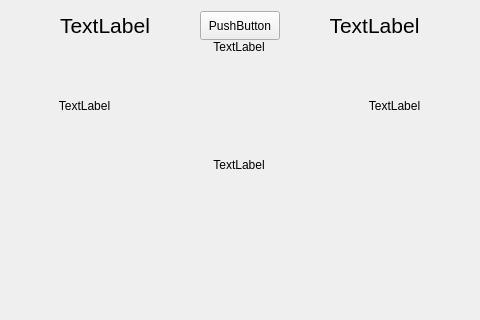
CountrySideEngineer/BicycleFrontPanel, file dev/src/BicycleFrontPanel/bicyclefrontmonitormainwindow.ui: the form before one commit.
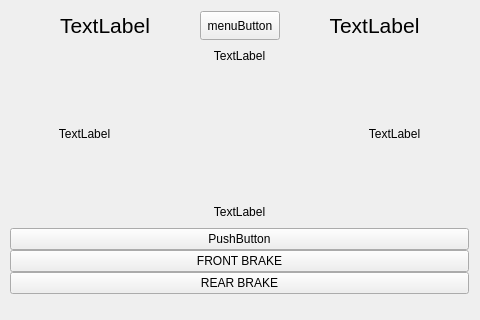
The form after the commit. Icons and pictures are not drawn.

Commit message: Add action for changing switch of light state, front/rear brake.

What changed in the file:
```diff
--- a/dev/src/BicycleFrontPanel/bicyclefrontmonitormainwindow.ui
+++ b/dev/src/BicycleFrontPanel/bicyclefrontmonitormainwindow.ui
@@ -109,7 +109,7 @@
             </size>
            </property>
            <property name="text">
-            <string>PushButton</string>
+            <string>menuButton</string>
            </property>
           </widget>
          </item>
@@ -144,14 +144,20 @@
          </item>
          <item>
           <layout class="QVBoxLayout" name="verticalLayout_2">
-           <item alignment="Qt::AlignHCenter">
-            <widget class="QLabel" name="label_4">
+           <item>
+            <widget class="QLabel" name="frontBrakeState">
              <property name="sizePolicy">
-              <sizepolicy hsizetype="Maximum" vsizetype="Maximum">
+              <sizepolicy hsizetype="Preferred" vsizetype="Preferred">
                <horstretch>0</horstretch>
                <verstretch>0</verstretch>
               </sizepolicy>
              </property>
+             <property name="minimumSize">
+              <size>
+               <width>80</width>
+               <height>32</height>
+              </size>
+             </property>
              <property name="maximumSize">
               <size>
                <width>16777215</width>
@@ -167,7 +173,7 @@
             </widget>
            </item>
            <item>
-            <layout class="QGridLayout" name="gridLayout">
+            <layout class="QVBoxLayout" name="verticalLayout_3">
              <property name="sizeConstraint">
               <enum>QLayout::SetNoConstraint</enum>
              </property>
@@ -177,14 +183,8 @@
              <property name="bottomMargin">
               <number>2</number>
              </property>
-             <property name="horizontalSpacing">
-              <number>0</number>
-             </property>
-             <property name="verticalSpacing">
-              <number>2</number>
-             </property>
-             <item row="0" column="0">
-              <widget class="QLabel" name="label_7">
+             <item alignment="Qt::AlignHCenter">
+              <widget class="QLabel" name="lightSwAuto">
                <property name="sizePolicy">
                 <sizepolicy hsizetype="Fixed" vsizetype="Fixed">
                  <horstretch>0</horstretch>
@@ -217,8 +217,8 @@
                </property>
               </widget>
              </item>
-             <item row="1" column="0">
-              <widget class="QLabel" name="label_8">
+             <item alignment="Qt::AlignHCenter">
+              <widget class="QLabel" name="lightSwManual">
                <property name="sizePolicy">
                 <sizepolicy hsizetype="Fixed" vsizetype="Fixed">
                  <horstretch>0</horstretch>
@@ -228,7 +228,7 @@
                <property name="minimumSize">
                 <size>
                  <width>80</width>
-                 <height>20</height>
+                 <height>32</height>
                 </size>
                </property>
                <property name="maximumSize">
@@ -251,8 +251,8 @@
                </property>
               </widget>
              </item>
-             <item row="2" column="0">
-              <widget class="QLabel" name="label_9">
+             <item alignment="Qt::AlignHCenter">
+              <widget class="QLabel" name="lightState">
                <property name="sizePolicy">
                 <sizepolicy hsizetype="Fixed" vsizetype="Fixed">
                  <horstretch>0</horstretch>
@@ -290,14 +290,29 @@
              </item>
             </layout>
            </item>
-           <item alignment="Qt::AlignHCenter|Qt::AlignVCenter">
-            <widget class="QLabel" name="label_3">
-             <property name="maximumSize">
+           <item alignment="Qt::AlignVCenter">
+            <widget class="QLabel" name="rearBrakeState">
+             <property name="sizePolicy">
+              <sizepolicy hsizetype="Preferred" vsizetype="Preferred">
+               <horstretch>0</horstretch>
+               <verstretch>0</verstretch>
+              </sizepolicy>
+             </property>
+             <property name="minimumSize">
               <size>
                <width>80</width>
+               <height>32</height>
+              </size>
+             </property>
+             <property name="maximumSize">
+              <size>
+               <width>16777215</width>
                <height>16777215</height>
               </size>
              </property>
+             <property name="styleSheet">
+              <string notr="true"/>
+             </property>
              <property name="text">
               <string>TextLabel</string>
              </property>
@@ -320,6 +335,27 @@
          </item>
         </layout>
        </item>
+       <item row="2" column="1">
+        <widget class="QPushButton" name="tempButton">
+         <property name="text">
+          <string>PushButton</string>
+         </property>
+        </widget>
+       </item>
+       <item row="3" column="1">
+        <widget class="QPushButton" name="frontBrake">
+         <property name="text">
+          <string>FRONT BRAKE</string>
+         </property>
+        </widget>
+       </item>
+       <item row="4" column="1">
+        <widget class="QPushButton" name="rearBrake">
+         <property name="text">
+          <string>REAR BRAKE</string>
+         </property>
+        </widget>
+       </item>
       </layout>
      </item>
     </layout>
```
The commit also changes 2 other files.
